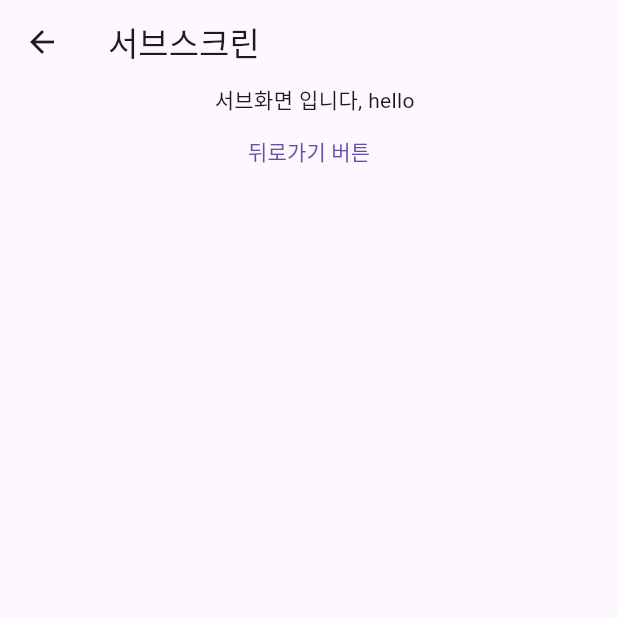
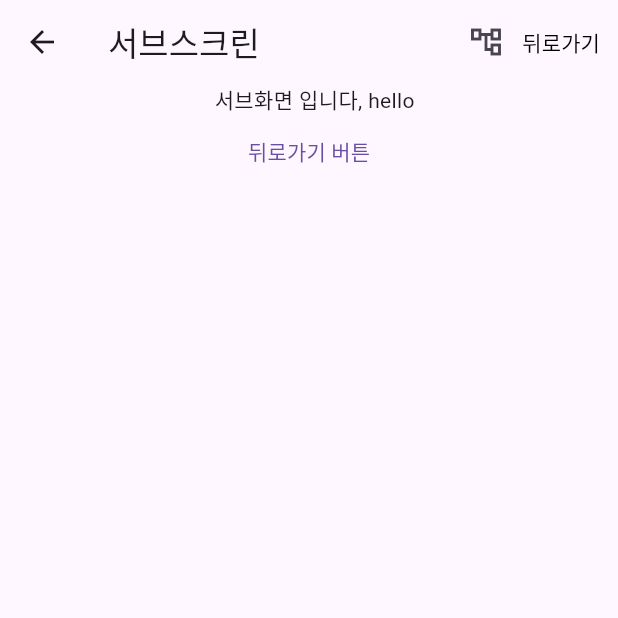
Before and after one commit to gaebaribari/flutter-pratice, a Flutter app: the screen it shows after launch, after a tap on "클릭하면 서브화면으로 이동", on a phone screen of 412 x 824 dp, the top half of it. Run offline on Flutter 3.47's test engine with Material 3 defaults, Android fonts, the phone set to English and light mode, and no system bars.

```diff
--- a/lib/main.dart
+++ b/lib/main.dart
@@ -14,6 +14,7 @@ class MyApp extends StatelessWidget {
   @override
   Widget build(BuildContext context) {
     return MaterialApp(
+      debugShowCheckedModeBanner: false,
       title: 'Flutter Demo',
       initialRoute: '/',
       routes: {
--- a/lib/screen/sub_screen.dart
+++ b/lib/screen/sub_screen.dart
@@ -11,6 +11,18 @@ class SubScreen extends StatelessWidget {
         title: Text(
           '서브스크린',
         ),
+        actions: [
+          Icon(Icons.account_tree_outlined),
+          TextButton(onPressed: (){
+            Navigator.pop(context);
+          },
+              child: Text(
+                '뒤로가기',
+                style: TextStyle(
+                  color: Colors.black,
+                ),
+              ))
+        ],
       ),
       body: Column(
         children: [
```
